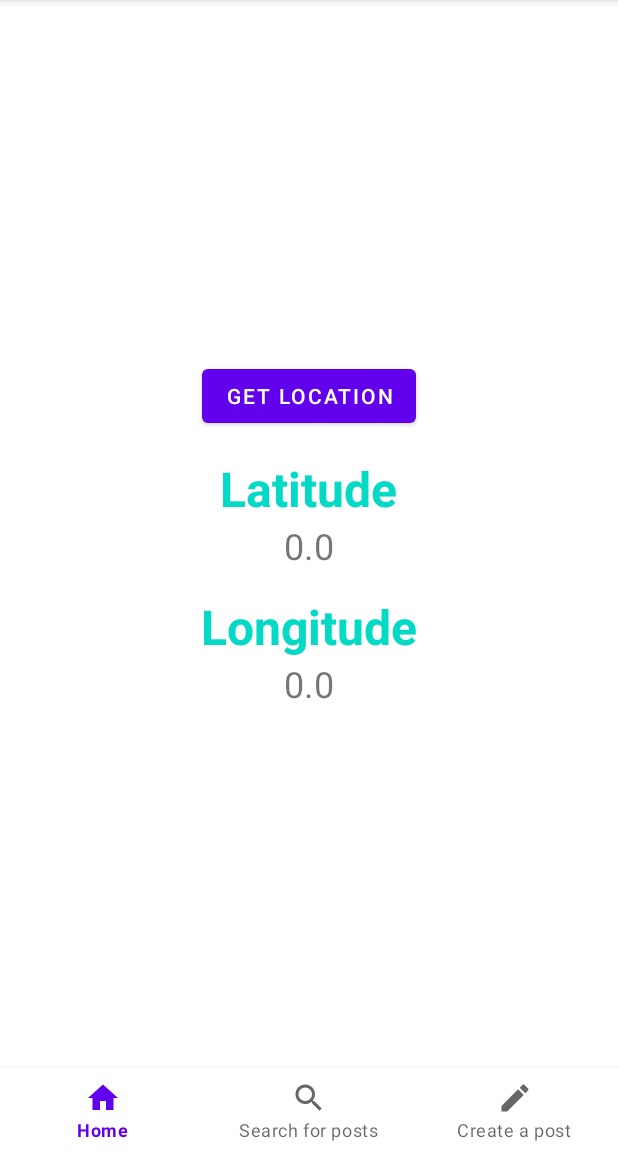
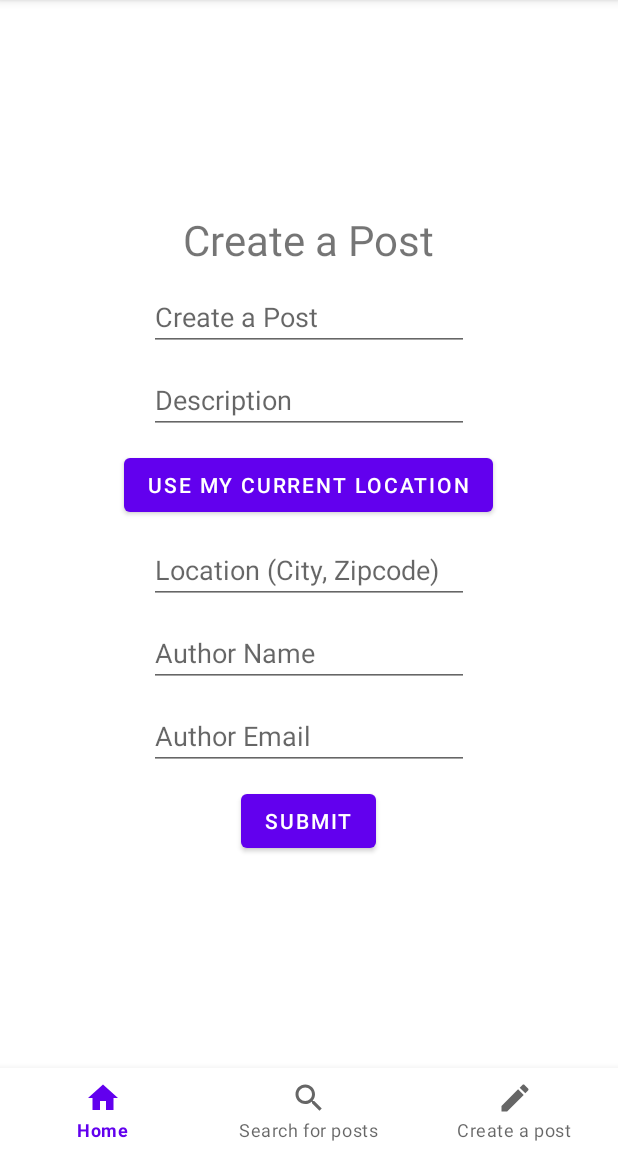
Before and after one commit to yiyuzhang0604/NUMAD22Fa_team8, an Android app: the fragment CreatePostFragment placed in its activity, on a phone screen of 412 x 824 dp, the part 84-1236 px from its top. Run offline under Robolectric (Android 15) with nearby library versions, the phone set to English and light mode, and no system bars; our stand-ins replace Firebase (no records; nobody signed in at launch, a user with empty details on screens opened directly).

Commit message:
add CreatePost form

```diff
--- a/app/src/main/java/edu/northeastern/numad22fa_team8/MeowFinder/CreatePostFragment.java
+++ b/app/src/main/java/edu/northeastern/numad22fa_team8/MeowFinder/CreatePostFragment.java
@@ -4,7 +4,6 @@ import android.Manifest;
 import android.annotation.SuppressLint;
 import android.content.Context;
 import android.content.Intent;
-import android.content.IntentSender;
 import android.content.pm.PackageManager;
 import android.location.Address;
 import android.location.Geocoder;
@@ -13,41 +12,35 @@ import android.location.LocationManager;
 import android.os.Bundle;
 
 import androidx.annotation.NonNull;
-import androidx.core.app.ActivityCompat;
 import androidx.core.content.ContextCompat;
 import androidx.fragment.app.Fragment;
 
-import android.os.Looper;
 import android.provider.Settings;
 import android.util.Log;
 import android.view.LayoutInflater;
 import android.view.View;
 import android.view.ViewGroup;
 import android.widget.Button;
-import android.widget.TextView;
+import android.widget.EditText;
 import android.widget.Toast;
 
-import com.google.android.gms.common.api.ApiException;
-import com.google.android.gms.common.api.ResolvableApiException;
 import com.google.android.gms.tasks.OnCompleteListener;
-import com.google.android.gms.tasks.OnFailureListener;
-import com.google.android.gms.tasks.OnSuccessListener;
 
 import com.google.android.gms.location.FusedLocationProviderClient;
-import com.google.android.gms.location.LocationCallback;
-import com.google.android.gms.location.LocationRequest;
-import com.google.android.gms.location.LocationResult;
 import com.google.android.gms.location.LocationServices;
-import com.google.android.gms.location.LocationSettingsRequest;
-import com.google.android.gms.location.LocationSettingsResponse;
-import com.google.android.gms.location.LocationSettingsStatusCodes;
-import com.google.android.gms.location.SettingsClient;
 import com.google.android.gms.tasks.Task;
+import com.google.firebase.database.DataSnapshot;
+import com.google.firebase.database.DatabaseReference;
+import com.google.firebase.database.FirebaseDatabase;
+import com.google.firebase.messaging.FirebaseMessaging;
 
 import java.io.IOException;
+import java.text.SimpleDateFormat;
+import java.util.Date;
 import java.util.List;
 import java.util.Locale;
 
+import edu.northeastern.numad22fa_team8.MeowFinder.model.PostDetail;
 import edu.northeastern.numad22fa_team8.R;
 
 /**
@@ -65,6 +58,16 @@ public class CreatePostFragment extends Fragment {
     // TODO: Rename and change types of parameters
     private String mParam1;
     private String mParam2;
+
+    private DatabaseReference dbRef = FirebaseDatabase.getInstance().getReference();
+    public static final String MeowFinderAppPosts = "MeowFinderAppPosts";
+
+    private Button submitBtn;
+    private EditText titleEditText;
+    private EditText descriptionEditText;
+    private EditText locationEditText;
+    private EditText authorNameEditText;
+    private EditText authorEmailEditText;
 
     public CreatePostFragment() {
         // Required empty public constructor
@@ -98,48 +101,28 @@ public class CreatePostFragment extends Fragment {
     }
 
     // Initialize variables
-    Button btLocation;
-    TextView tvLatitude, tvLongitude;
+    Button locationBtn;
     FusedLocationProviderClient client;
 
     @Override
     public View onCreateView(LayoutInflater inflater, ViewGroup container, Bundle savedInstanceState) {
         // Initialize view
-        View view = inflater.inflate(R.layout.fragment_create_post,
-                container, false);
+        View view = inflater.inflate(R.layout.fragment_create_post, container, false);
 
-        // Assign variable
-        btLocation = view.findViewById(R.id.bt_location);
-        tvLatitude = view.findViewById(R.id.tv_latitude);
-        tvLongitude = view.findViewById(R.id.tv_longitude);
+        locationBtn = view.findViewById(R.id.bt_create_post_get_location);
+        submitBtn = view.findViewById(R.id.bt_create_post_submit);
+        titleEditText = (EditText) view.findViewById(R.id.new_post_title);
+        descriptionEditText = (EditText) view.findViewById(R.id.new_post_description);
+        locationEditText = (EditText) view.findViewById(R.id.new_post_location);
+        authorNameEditText = (EditText) view.findViewById(R.id.new_post_author_name);
+        authorEmailEditText = (EditText) view.findViewById(R.id.new_post_author_email);
 
         // Initialize location client
         client = LocationServices.getFusedLocationProviderClient(getActivity());
 
-        btLocation.setOnClickListener(
-                new View.OnClickListener() {
-                    @Override public void onClick(View view)
-                    {
-                        // check condition
-                        if (ContextCompat.checkSelfPermission(
-                                getActivity(),
-                                Manifest.permission.ACCESS_FINE_LOCATION) == PackageManager.PERMISSION_GRANTED
-                                && ContextCompat.checkSelfPermission(getActivity(), Manifest.permission.ACCESS_COARSE_LOCATION) == PackageManager.PERMISSION_GRANTED) {
-                            // When permission is granted
-                            // Call method
-                            getCurrentLocation();
-                        }
-                        else {
-                            // When permission is not granted
-                            // Call method
-                            requestPermissions(
-                                    new String[] {
-                                            Manifest.permission.ACCESS_FINE_LOCATION,
-                                            Manifest.permission.ACCESS_COARSE_LOCATION },
-                                    100);
-                        }
-                    }
-                });
+        // register button callbacks
+        registerGetCurrentLocationBtnCallback();
+        registerSubmitBtnCallback();
 
         // Return view
         return view;
@@ -154,7 +137,7 @@ public class CreatePostFragment extends Fragment {
                 && (grantResults[0] + grantResults[1]
                 == PackageManager.PERMISSION_GRANTED)) {
             // When permission are granted
-            // Call  method
+            // Call method
             getCurrentLocation();
         }
         else {
@@ -180,12 +163,6 @@ public class CreatePostFragment extends Fragment {
                     Location location = task.getResult();
                     // Check condition
                     if (location != null) {
-                        // When location result is not
-                        // null set latitude
-                        tvLatitude.setText(String.valueOf(location.getLatitude()));
-                        // set longitude
-                        tvLongitude.setText(String.valueOf(location.getLongitude()));
-
                         // get city and postal code
                         Geocoder geocoder = new Geocoder(getContext(), Locale.getDefault());
                         List<Address> addresses = null;
@@ -193,7 +170,7 @@ public class CreatePostFragment extends Fragment {
                             addresses = geocoder.getFromLocation(location.getLatitude(), location.getLongitude(), 1);
                             String city = addresses.get(0).getLocality();
                             String postalCode = addresses.get(0).getPostalCode();
-                            Toast.makeText(getActivity(), city + ", " + postalCode, Toast.LENGTH_SHORT).show();
+                            locationEditText.setText(city + ", " + postalCode);
                         } catch (IOException e) {
                             e.printStackTrace();
                         }
@@ -208,4 +185,73 @@ public class CreatePostFragment extends Fragment {
             startActivity(new Intent(Settings.ACTION_LOCATION_SOURCE_SETTINGS).setFlags(Intent.FLAG_ACTIVITY_NEW_TASK));
         }
     }
+
+    private void registerGetCurrentLocationBtnCallback() {
+        locationBtn.setOnClickListener(
+                new View.OnClickListener() {
+                    @Override public void onClick(View view) {
+                        // check condition
+                        if (ContextCompat.checkSelfPermission(
+                                getActivity(),
+                                Manifest.permission.ACCESS_FINE_LOCATION) == PackageManager.PERMISSION_GRANTED
+                                && ContextCompat.checkSelfPermission(getActivity(), Manifest.permission.ACCESS_COARSE_LOCATION) == PackageManager.PERMISSION_GRANTED) {
+                            // When permission is granted
+                            // Call method
+                            getCurrentLocation();
+                        }
+                        else {
+                            // When permission is not granted
+                            // Call method
+                            requestPermissions(
+                                    new String[] {
+                                            Manifest.permission.ACCESS_FINE_LOCATION,
+                                            Manifest.permission.ACCESS_COARSE_LOCATION },
+                                    100);
+                        }
+                    }
+            });
+    }
+
+    private void registerSubmitBtnCallback() {
+        submitBtn.setOnClickListener(view -> {
+            String title = titleEditText.getText().toString();
+            String description = descriptionEditText.getText().toString();
+            String location = locationEditText.getText().toString();
+            SimpleDateFormat df = new SimpleDateFormat("yyyy-MM-dd HH:mm:ss");
+            String time = df.format(new Date());
+            String authorName = authorNameEditText.getText().toString();
+            String authorEmail = authorEmailEditText.getText().toString();
+
+            PostDetail postDetail = new PostDetail(title, description, location, time, authorName, authorEmail);
+
+            if (title.isEmpty() || description.isEmpty() || location.isEmpty()) {
+                Toast.makeText(getContext(), "Please provide more information. \n(Only Author info is optional.)", Toast.LENGTH_SHORT).show();
+                return;
+            }
+
+            dbRef.child(MeowFinderAppPosts).get().addOnCompleteListener(task -> {
+                if (!task.isSuccessful()) {
+                    Toast.makeText(getActivity(), "it is not successful yet", Toast.LENGTH_SHORT).show();
+                    return;
+                }
+                DataSnapshot posts = task.getResult();
+                if (posts.exists() && posts.hasChild(title)) {
+                    Toast.makeText(getActivity(), "This title already exists", Toast.LENGTH_SHORT).show();
+                } else {
+                    FirebaseMessaging.getInstance().getToken().addOnCompleteListener(task1 -> {
+                        if (!task1.isSuccessful()) {
+                            Log.w("MeowFinderAppPosts", "Fetching FCM token failed", task1.getException());
+                            return;
+                        }
+                        dbRef.child(MeowFinderAppPosts).child(title).setValue(postDetail);
+                    });
+                }
+
+                Toast.makeText(getContext(), "Submitting post...", Toast.LENGTH_SHORT).show();
+                dbRef.child(MeowFinderAppPosts).child(title).setValue(postDetail);
+                Toast.makeText(getContext(), "You successfully created a new post!", Toast.LENGTH_SHORT).show();
+            });
+        });
+    }
+
 }
--- /dev/null
+++ b/app/src/main/java/edu/northeastern/numad22fa_team8/MeowFinder/model/PostStatus.java
@@ -0,0 +1,6 @@
+package edu.northeastern.numad22fa_team8.MeowFinder.model;
+
+public enum PostStatus {
+    Open,
+    Closed
+}
--- a/app/src/main/res/layout/fragment_create_post.xml
+++ b/app/src/main/res/layout/fragment_create_post.xml
@@ -5,51 +5,71 @@
     android:layout_height="match_parent"
     tools:context=".MeowFinder.CreatePostFragment">
 
-    <!-- TODO: Update blank fragment layout -->
-
     <LinearLayout
         android:layout_width="match_parent"
         android:layout_height="match_parent"
         android:gravity="center"
         android:orientation="vertical">
 
+        <TextView
+            android:layout_width="wrap_content"
+            android:layout_height="wrap_content"
+            android:text="@string/mfapp_create_post_form_title"
+            android:textSize="28sp" />
+
+        <EditText
+            android:id="@+id/new_post_title"
+            android:layout_width="wrap_content"
+            android:layout_height="wrap_content"
+            android:layout_marginTop="10dp"
+            android:ems="10"
+            android:hint="@string/mfapp_create_post_form_title" />
+
+        <EditText
+            android:id="@+id/new_post_description"
+            android:layout_width="wrap_content"
+            android:layout_height="wrap_content"
+            android:layout_marginTop="10dp"
+            android:ems="10"
+            android:hint="@string/mfapp_create_post_description" />
+
         <Button
             android:layout_width="wrap_content"
             android:layout_height="wrap_content"
-            android:id="@+id/bt_location"
-            android:text="Get Location"/>
+            android:layout_marginTop="10dp"
+            android:id="@+id/bt_create_post_get_location"
+            android:text="Use my current location"/>
 
-        <TextView
+        <EditText
+            android:id="@+id/new_post_location"
             android:layout_width="wrap_content"
             android:layout_height="wrap_content"
-            android:text="Latitude"
-            android:textSize="32sp"
-            android:textStyle="bold"
-            android:textColor="@color/teal_200"
-            android:layout_marginTop="16dp"/>
+            android:layout_marginTop="10dp"
+            android:ems="10"
+            android:hint="@string/mfapp_create_post_location" />
 
-        <TextView
+        <EditText
+            android:id="@+id/new_post_author_name"
             android:layout_width="wrap_content"
             android:layout_height="wrap_content"
-            android:id="@+id/tv_latitude"
-            android:text="0.0"
-            android:textSize="24sp"/>
+            android:layout_marginTop="10dp"
+            android:ems="10"
+            android:hint="@string/mfapp_create_post_author_name" />
 
-        <TextView
+        <EditText
+            android:id="@+id/new_post_author_email"
             android:layout_width="wrap_content"
             android:layout_height="wrap_content"
-            android:text="Longitude"
-            android:textSize="32sp"
-            android:textStyle="bold"
-            android:textColor="@color/teal_200"
-            android:layout_marginTop="16dp"/>
+            android:layout_marginTop="10dp"
+            android:ems="10"
+            android:hint="@string/mfapp_create_post_author_email" />
 
-        <TextView
+        <Button
             android:layout_width="wrap_content"
             android:layout_height="wrap_content"
-            android:id="@+id/tv_longitude"
-            android:text="0.0"
-            android:textSize="24sp"/>
+            android:layout_marginTop="10dp"
+            android:id="@+id/bt_create_post_submit"
+            android:text="Submit"/>
 
     </LinearLayout>
 
--- a/app/src/main/res/values/strings.xml
+++ b/app/src/main/res/values/strings.xml
@@ -12,4 +12,14 @@
     <string name="hello_second_fragment">Hello second fragment. Arg: %1$s</string>
     <!-- TODO: Remove or change this placeholder text -->
     <string name="hello_blank_fragment">Hello blank fragment</string>
+
+    <string name="mfapp_create_post_form_title">Create a Post</string>
+    <string name="mfapp_create_post_title">Post Title</string>
+    <string name="mfapp_create_post_description">Description</string>
+    <string name="mfapp_create_post_location">Location (City, Zipcode)</string>
+    <string name="mfapp_create_post_status">Status</string>
+    <string name="mfapp_create_post_author_name">Author Name</string>
+    <string name="mfapp_create_post_author_email">Author Email</string>
+
+
 </resources>
```
Also changed, not shown: app/src/main/java/edu/northeastern/numad22fa_team8/MeowFinder/model/PostDetail.java (added, +79 -0 lines).
